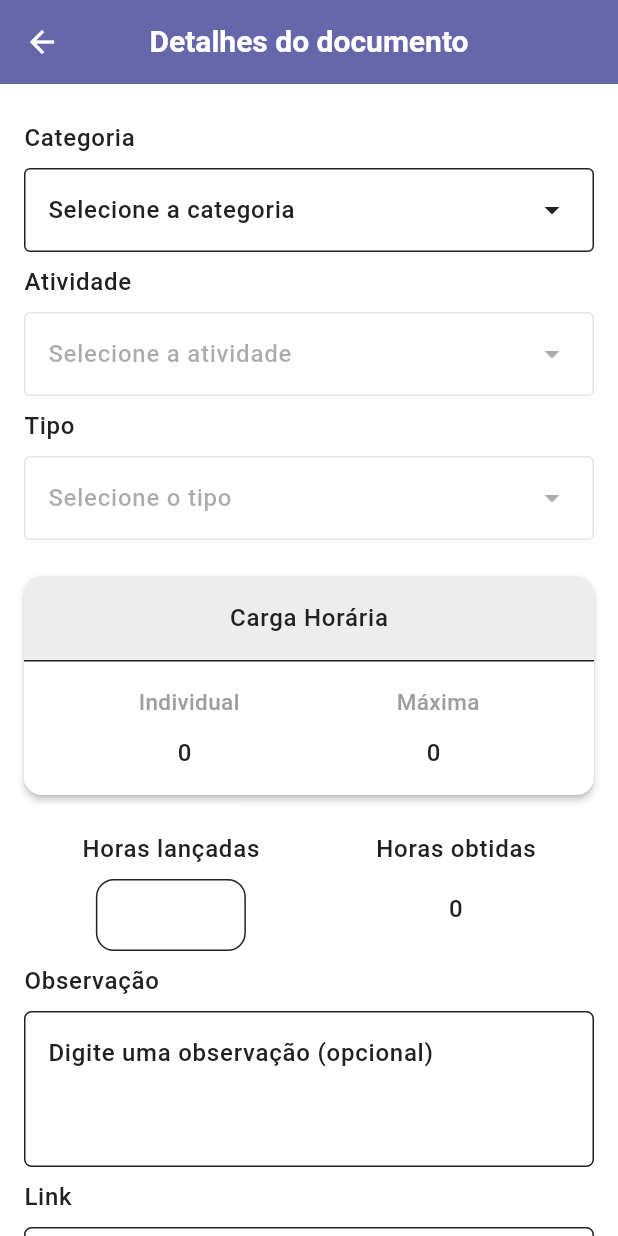
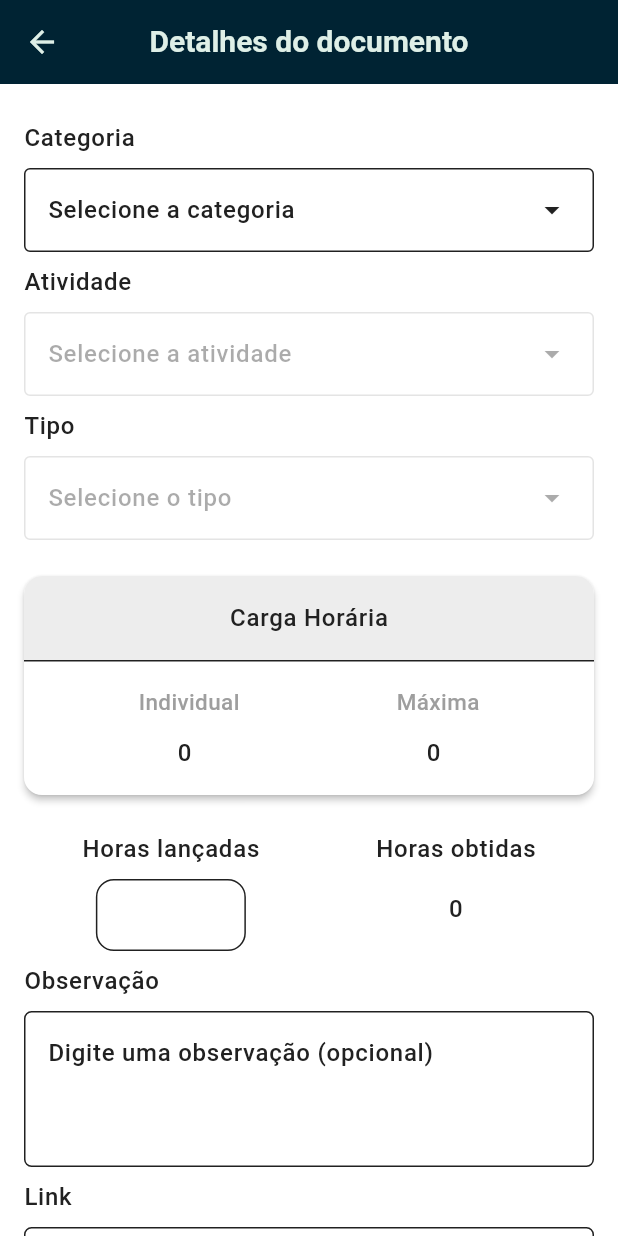
Before and after one commit to WarrenCollins473/horas_compl_app, a Flutter app: the DocumentsPage screen opened by its route, after a tap on the "add" icon, on a phone screen of 412 x 824 dp. Run offline on Flutter 3.47's test engine with Material 3 defaults, Android fonts, the phone set to English and light mode, and no system bars; our stand-ins replace dartz, equatable, flutter_bloc, get_it, google_fonts, isar_community and 2 more; accounts and stored records are empty; generated files the repository leaves out were written again.

Commit message:
feat: colors change

```diff
--- a/lib/core/theme/app_colors.dart
+++ b/lib/core/theme/app_colors.dart
@@ -1,12 +1,11 @@
 import 'package:flutter/material.dart';
 
 class AppColors {
-  static const Color primary = Color.fromRGBO(102, 103, 171, 1);
-  static const Color secondary = Color.fromRGBO(163, 163, 204, 1);
-
+  static const Color primary = Color.fromRGBO(0, 35, 51, 1);
+  static const Color onPrimary = Color.fromRGBO(222, 239, 231, 1);
+  static const Color secondary = Color.fromRGBO(21, 154, 156, 1);
+  static const Color surface = Color.fromRGBO(255, 255, 255, 1);
+  static const Color text = Color(0xFF212121);
+  static const Color error = Color.fromRGBO(140, 31, 40, 1);
   static const Color background = Color(0xFFF5F5F5);
-  static const Color surface = Colors.white;
-  static const Color text = Color(0xFF212121);
-
-  static const Color error = Color.fromRGBO(171, 102, 138, 1);
 }
--- a/lib/core/theme/app_theme.dart
+++ b/lib/core/theme/app_theme.dart
@@ -7,7 +7,7 @@ class AppTheme {
     final colorScheme = ColorScheme(
       brightness: Brightness.light,
       primary: AppColors.primary,
-      onPrimary: Colors.white,
+      onPrimary: AppColors.onPrimary,
       secondary: AppColors.secondary,
       onSecondary: Colors.black,
       error: AppColors.error,
@@ -25,9 +25,9 @@ class AppTheme {
         headlineLarge: TextStyle(
           fontSize: 20,
           fontWeight: FontWeight.bold,
-          color: colorScheme.surface,
+          color: colorScheme.onPrimary,
         ),
-        headlineMedium: TextStyle(fontSize: 18, color: colorScheme.surface),
+        headlineMedium: TextStyle(fontSize: 18, color: colorScheme.onSurface),
         titleLarge: TextStyle(
           fontSize: 20,
           fontWeight: FontWeight.w600,
--- a/lib/features/presentation/components/drawer.dart
+++ b/lib/features/presentation/components/drawer.dart
@@ -25,9 +25,9 @@ class AppDrawer extends StatelessWidget {
         children: [
           ListTile(
             leading: const Icon(Icons.access_time),
-            iconColor: Theme.of(context).colorScheme.surface,
+            iconColor: Theme.of(context).colorScheme.onPrimary,
             title: Text('Minhas horas'),
-            textColor: Theme.of(context).colorScheme.surface,
+            textColor: Theme.of(context).colorScheme.onPrimary,
             titleTextStyle: Theme.of(context).textTheme.headlineMedium,
             onTap: () {
               context.read<DocumentsBloc>().add(LoadDocumentsEvent());
@@ -36,9 +36,9 @@ class AppDrawer extends StatelessWidget {
           ),
           ListTile(
             leading: const Icon(Icons.text_snippet_outlined),
-            iconColor: Theme.of(context).colorScheme.surface,
+            iconColor: Theme.of(context).colorScheme.onPrimary,
             title: Text('Meus documentos'),
-            textColor: Theme.of(context).colorScheme.surface,
+            textColor: Theme.of(context).colorScheme.onPrimary,
             titleTextStyle: Theme.of(context).textTheme.headlineMedium,
             onTap: () {
               context.read<DocumentsBloc>().add(LoadDocumentsEvent());
@@ -47,9 +47,9 @@ class AppDrawer extends StatelessWidget {
           ),
           ListTile(
             leading: const Icon(Icons.picture_as_pdf_outlined),
-            iconColor: Theme.of(context).colorScheme.surface,
+            iconColor: Theme.of(context).colorScheme.onPrimary,
             title: Text('Gerar PDF'),
-            textColor: Theme.of(context).colorScheme.surface,
+            textColor: Theme.of(context).colorScheme.onPrimary,
             titleTextStyle: Theme.of(context).textTheme.headlineMedium,
             onTap: () {
               context.read<DocumentsBloc>().add(LoadDocumentsEvent());
--- a/lib/features/presentation/pages/details_page.dart
+++ b/lib/features/presentation/pages/details_page.dart
@@ -10,7 +10,7 @@ import 'package:horas_compl_app/features/presentation/components/action_button.d
 import 'package:horas_compl_app/features/presentation/components/activity_hours_info.dart';
 import 'package:horas_compl_app/features/presentation/components/custom_dropdown.dart';
 import 'package:horas_compl_app/features/presentation/components/hours_input.dart';
-import 'package:horas_compl_app/features/presentation/components/DetailTitle.dart';
+import 'package:horas_compl_app/features/presentation/components/detailTitle.dart';
 
 class DetailsPage extends StatefulWidget {
   final int? id;
--- a/lib/features/presentation/pages/pdf_page.dart
+++ b/lib/features/presentation/pages/pdf_page.dart
@@ -150,7 +150,7 @@ class PdfPage extends StatelessWidget {
                   },
                   child: Text(
                     "Visualizar PDF",
-                    style: Theme.of(context).textTheme.headlineMedium,
+                    style: Theme.of(context).textTheme.headlineLarge,
                   ),
                 ),
               );
```
Also changed, not shown: 1 other file.
